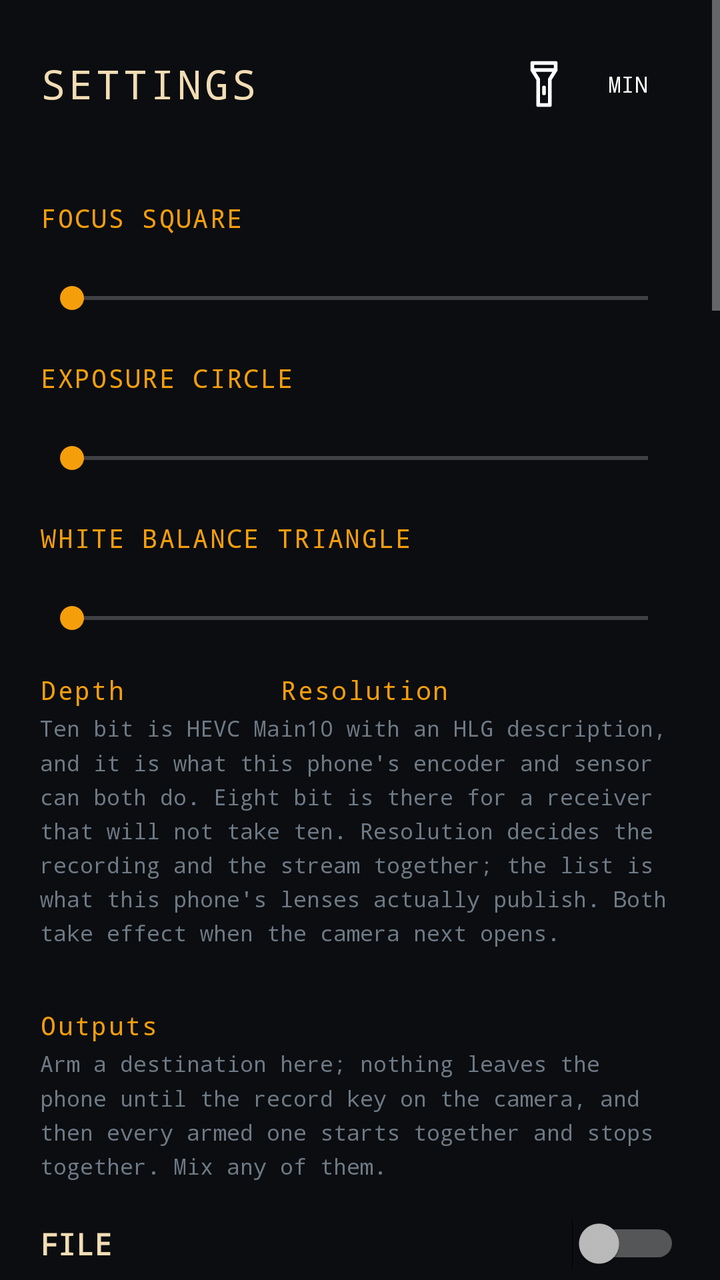
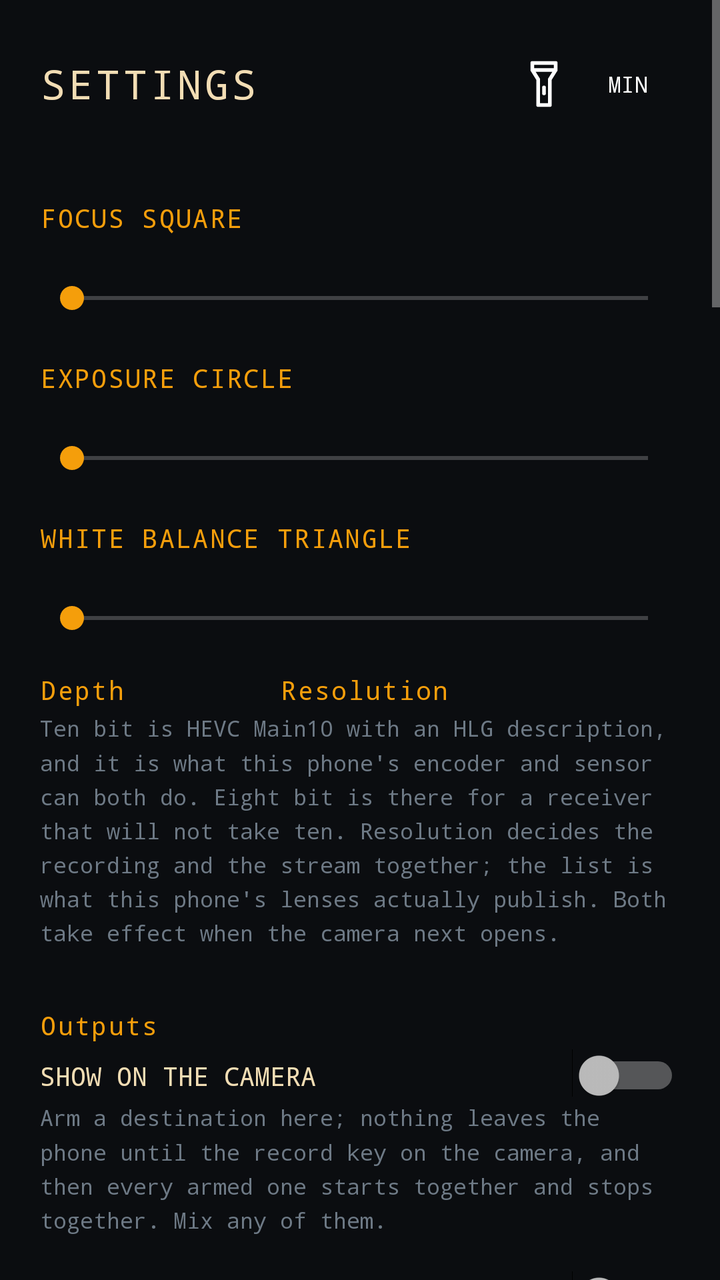

Screens rendered from an Android XML layout before and after an edit, with the pre-edit source and the edit as a unified diff.
<!-- AndroidManifest.xml: application theme Theme.MantraNdi -->
<!-- res/layout/activity_settings.xml -->
<?xml version="1.0" encoding="utf-8"?>
<ScrollView xmlns:android="http://schemas.android.com/apk/res/android"
    android:layout_width="match_parent"
    android:layout_height="match_parent"
    android:background="@color/ink"
    android:fitsSystemWindows="true"
    android:clipToPadding="false"
    android:fillViewport="true">

    <LinearLayout
        android:layout_width="match_parent"
        android:layout_height="wrap_content"
        android:orientation="vertical"
        android:padding="20dp">

        
        <LinearLayout
            android:layout_width="match_parent"
            android:layout_height="wrap_content"
            android:orientation="horizontal"
            android:gravity="center_vertical"
            android:paddingBottom="14dp">

            <TextView
                android:layout_width="0dp"
                android:layout_height="wrap_content"
                android:layout_weight="1"
                android:text="@string/settings"
                android:textColor="@color/sand"
                android:textSize="20sp"
                android:fontFamily="monospace"
                android:letterSpacing="0.08" />

            
            <ImageButton
                android:id="@+id/torch"
                android:layout_width="44dp"
                android:layout_height="44dp"
                android:background="@android:color/transparent"
                android:contentDescription="light"
                android:src="@drawable/ic_torch" />

            <Button
                android:id="@+id/minimal"
                style="?android:attr/borderlessButtonStyle"
                android:layout_width="wrap_content"
                android:layout_height="wrap_content"
                android:minWidth="0dp"
                android:minHeight="0dp"
                android:paddingStart="10dp"
                android:paddingEnd="10dp"
                android:paddingTop="6dp"
                android:paddingBottom="6dp"
                android:text="@string/minimal"
                android:textAllCaps="false"
                android:textSize="11sp"
                android:fontFamily="monospace" />

            <TextView
                android:id="@+id/headerVersion"
                android:layout_width="wrap_content"
                android:layout_height="wrap_content"
                android:paddingStart="6dp"
                android:fontFamily="monospace"
                android:textSize="13sp"
                android:textColor="@color/amber" />
        </LinearLayout>

        
        
        <TextView style="@style/MantraLabel" android:text="FOCUS SQUARE" />
        <TextView android:id="@+id/squareSizeValue" style="@style/MantraValue" />
        <SeekBar android:id="@+id/squareSize" android:layout_width="match_parent" android:layout_height="wrap_content" android:max="100" />
        <TextView style="@style/MantraLabel" android:text="EXPOSURE CIRCLE" />
        <TextView android:id="@+id/circleSizeValue" style="@style/MantraValue" />
        <SeekBar android:id="@+id/circleSize" android:layout_width="match_parent" android:layout_height="wrap_content" android:max="100" />
        <TextView style="@style/MantraLabel" android:text="WHITE BALANCE TRIANGLE" />
        <TextView android:id="@+id/triangleSizeValue" style="@style/MantraValue" />
        <SeekBar android:id="@+id/triangleSize" android:layout_width="match_parent" android:layout_height="wrap_content" android:max="100" />

        <LinearLayout
            android:layout_width="match_parent"
            android:layout_height="wrap_content"
            android:orientation="horizontal"
            android:baselineAligned="false"
            android:paddingTop="18dp">

            <LinearLayout
                android:layout_width="0dp"
                android:layout_height="wrap_content"
                android:layout_weight="3"
                android:orientation="vertical">
                <TextView style="@style/MantraLabel"
                    android:paddingTop="0dp"
                    android:text="@string/depth" />
                <RadioGroup
                    android:id="@+id/depth"
                    android:layout_width="wrap_content"
                    android:layout_height="wrap_content"
                    android:orientation="horizontal" />
            </LinearLayout>

            <LinearLayout
                android:layout_width="0dp"
                android:layout_height="wrap_content"
                android:layout_weight="5"
                android:orientation="vertical">
                <TextView style="@style/MantraLabel"
                    android:paddingTop="0dp"
                    android:text="@string/resolution" />
                <RadioGroup
                    android:id="@+id/resolution"
                    android:layout_width="wrap_content"
                    android:layout_height="wrap_content"
                    android:orientation="horizontal" />
            </LinearLayout>
        </LinearLayout>

        <TextView android:tag="hint" style="@style/MantraHint"
            android:text="@string/depth_hint" />

        <TextView style="@style/MantraLabel" android:text="@string/outputs" />
        <TextView android:tag="hint" style="@style/MantraHint" android:text="@string/outputs_hint" />
        <LinearLayout
            android:layout_width="match_parent"
            android:layout_height="wrap_content"
            android:orientation="horizontal"
            android:gravity="center_vertical"
            android:paddingTop="10dp">
            <TextView
                android:layout_width="0dp"
                android:layout_height="wrap_content"
                android:layout_weight="1"
                android:fontFamily="monospace"
                android:textSize="15sp"
                android:textStyle="bold"
                android:textColor="@color/sand"
                android:text="FILE" />
            <Switch
                android:id="@+id/armFile"
                android:layout_width="wrap_content"
                android:layout_height="wrap_content" />
        </LinearLayout>
        <LinearLayout
            android:id="@+id/panelFile"
            android:layout_width="match_parent"
            android:layout_height="wrap_content"
            android:orientation="vertical"
            android:paddingStart="12dp"
            android:visibility="gone">
            <TextView style="@style/MantraLabel" android:text="@string/record_to" />
            <TextView android:tag="hint" style="@style/MantraHint" android:text="@string/record_to_hint" />
            <TextView android:id="@+id/recordFolder" style="@style/MantraValue" />
            <LinearLayout
                android:layout_width="match_parent"
                android:layout_height="wrap_content"
                android:orientation="horizontal">
                <Button
                    android:id="@+id/chooseFolder"
                    style="@style/MantraKey"
                    android:layout_width="0dp"
                    android:layout_weight="1"
                    android:text="@string/choose_folder" />
                <Button
                    android:id="@+id/defaultFolder"
                    style="@style/MantraKey"
                    android:layout_width="0dp"
                    android:layout_weight="1"
                    android:text="@string/default_folder" />
            </LinearLayout>
        </LinearLayout>
        <LinearLayout
            android:layout_width="match_parent"
            android:layout_height="wrap_content"
            android:orientation="horizontal"
            android:gravity="center_vertical"
            android:paddingTop="10dp">
            <TextView
                android:layout_width="0dp"
                android:layout_height="wrap_content"
                android:layout_weight="1"
                android:fontFamily="monospace"
                android:textSize="15sp"
                android:textStyle="bold"
                android:textColor="@color/sand"
                android:text="USB" />
            <Switch
                android:id="@+id/armUsb"
                android:layout_width="wrap_content"
                android:layout_height="wrap_content" />
        </LinearLayout>
        <LinearLayout
            android:id="@+id/panelUsb"
            android:layout_width="match_parent"
            android:layout_height="wrap_content"
            android:orientation="vertical"
            android:paddingStart="12dp"
            android:visibility="gone">
            <TextView style="@style/MantraHint" android:text="@string/usb_obs_soon" />
            
            <TextView style="@style/MantraLabel" android:text="@string/usb" />
            <TextView android:tag="hint" style="@style/MantraHint" android:text="@string/usb_hint" />
            <TextView
                android:id="@+id/usbState"
                style="@style/MantraValue"
                android:lineSpacingMultiplier="1.35"
                android:paddingBottom="8dp" />
            <Button
                android:id="@+id/usbSettings"
                style="@style/MantraKey"
                android:layout_width="match_parent"
                android:text="@string/usb_open" />
            <TextView android:tag="hint" style="@style/MantraHint" android:text="@string/usb_webcam" />
        </LinearLayout>
        <LinearLayout
            android:layout_width="match_parent"
            android:layout_height="wrap_content"
            android:orientation="horizontal"
            android:gravity="center_vertical"
            android:paddingTop="10dp">
            <TextView
                android:layout_width="0dp"
                android:layout_height="wrap_content"
                android:layout_weight="1"
                android:fontFamily="monospace"
                android:textSize="15sp"
                android:textStyle="bold"
                android:textColor="@color/sand"
                android:text="NDI" />
            <Switch
                android:id="@+id/armNdi"
                android:layout_width="wrap_content"
                android:layout_height="wrap_content" />
        </LinearLayout>
        <LinearLayout
            android:id="@+id/panelNdi"
            android:layout_width="match_parent"
            android:layout_height="wrap_content"
            android:orientation="vertical"
            android:paddingStart="12dp"
            android:visibility="gone">
            <TextView style="@style/MantraLabel" android:text="@string/ndi_kind" />
            <RadioGroup
                android:id="@+id/ndiKind"
                android:layout_width="match_parent"
                android:layout_height="wrap_content"
                android:orientation="horizontal" />
            
            <TextView style="@style/MantraLabel" android:text="@string/source_name" />
            <TextView android:tag="hint" style="@style/MantraHint" android:text="@string/source_name_hint" />
            <EditText
                android:id="@+id/sourceName"
                android:layout_width="match_parent"
                android:layout_height="wrap_content"
                android:inputType="text"
                android:maxLines="1"
                android:textColor="@color/sand"
                android:textColorHint="@color/quiet"
                android:fontFamily="monospace"
                android:textSize="14sp"
                android:autofillHints="name"
                android:background="@color/surface"
                android:padding="10dp" />
        </LinearLayout>
        <LinearLayout
            android:layout_width="match_parent"
            android:layout_height="wrap_content"
            android:orientation="horizontal"
            android:gravity="center_vertical"
            android:paddingTop="10dp">
            <TextView
                android:layout_width="0dp"
                android:layout_height="wrap_content"
                android:layout_weight="1"
                android:fontFamily="monospace"
                android:textSize="15sp"
                android:textStyle="bold"
                android:textColor="@color/sand"
                android:text="YOUTUBE" />
            <Switch
                android:id="@+id/armYoutube"
                android:layout_width="wrap_content"
                android:layout_height="wrap_content" />
        </LinearLayout>
        <LinearLayout
            android:id="@+id/panelYoutube"
            android:layout_width="match_parent"
            android:layout_height="wrap_content"
            android:orientation="vertical"
            android:paddingStart="12dp"
            android:visibility="gone">
            <TextView style="@style/MantraHint" android:text="@string/youtube_soon" />
        </LinearLayout>
        <View
            android:layout_width="match_parent"
            android:layout_height="1dp"
            android:layout_marginTop="16dp"
            android:background="@color/slate" />

        


        <TextView style="@style/MantraLabel" android:text="@string/luts" />
        <TextView android:tag="hint" style="@style/MantraHint" android:text="@string/luts_hint" />
        <LinearLayout
            android:id="@+id/lutList"
            android:layout_width="match_parent"
            android:layout_height="wrap_content"
            android:orientation="vertical" />
        <Button
            android:id="@+id/addLut"
            style="@style/MantraKey"
            android:layout_width="match_parent"
            android:text="@string/add_lut" />

        

        <TextView style="@style/MantraLabel" android:text="@string/zebra" />
        <TextView android:id="@+id/zebraValue" style="@style/MantraValue" />
        <SeekBar
            android:id="@+id/zebra"
            android:layout_width="match_parent"
            android:layout_height="wrap_content"
            android:max="50" />

        
        <TextView style="@style/MantraLabel" android:text="@string/bitrate" />
        <TextView android:tag="hint" style="@style/MantraHint" android:text="@string/bitrate_hint" />
        <TextView
            android:id="@+id/bitRateValue"
            style="@style/MantraValue" />
        <SeekBar
            android:id="@+id/bitRate"
            android:layout_width="match_parent"
            android:layout_height="wrap_content"
            android:max="98" />

        
        <TextView style="@style/MantraLabel" android:text="@string/picture_path" />
        <TextView android:tag="hint" style="@style/MantraHint" android:text="@string/picture_path_hint" />
        <RadioGroup
            android:id="@+id/picturePath"
            android:layout_width="match_parent"
            android:layout_height="wrap_content"
            android:orientation="horizontal" />
        <TextView style="@style/MantraLabel" android:text="@string/stream_bitrate" />
        <TextView
            android:id="@+id/streamBitRateValue"
            style="@style/MantraValue" />
        <SeekBar
            android:id="@+id/streamBitRate"
            android:layout_width="match_parent"
            android:layout_height="wrap_content"
            android:max="48" />

        


        
        <TextView style="@style/MantraLabel" android:text="@string/frame_rate" />
        <TextView android:tag="hint" style="@style/MantraHint"
            android:text="@string/frame_rate_hint" />
        <RadioGroup
            android:id="@+id/frameRate"
            android:layout_width="wrap_content"
            android:layout_height="wrap_content"
            android:orientation="horizontal" />





        


        
        <TextView style="@style/MantraLabel" android:text="@string/focus" />
        <TextView android:tag="hint" style="@style/MantraHint" android:text="@string/focus_hint" />
        <TextView android:id="@+id/holdValue" style="@style/MantraValue" />
        <SeekBar
            android:id="@+id/hold"
            android:layout_width="match_parent"
            android:layout_height="wrap_content"
            android:max="100" />
        <TextView android:id="@+id/rackValue" style="@style/MantraValue" />
        <SeekBar
            android:id="@+id/rack"
            android:layout_width="match_parent"
            android:layout_height="wrap_content"
            android:max="100" />

        
        <TextView style="@style/MantraLabel" android:text="@string/tracking" />
        <TextView android:tag="hint" style="@style/MantraHint" android:text="@string/tracking_hint" />
        <TextView android:id="@+id/trackSearchValue" style="@style/MantraValue" />
        <SeekBar
            android:id="@+id/trackSearch"
            android:layout_width="match_parent"
            android:layout_height="wrap_content"
            android:max="25" />
        <TextView android:id="@+id/trackEveryValue" style="@style/MantraValue" />
        <SeekBar
            android:id="@+id/trackEvery"
            android:layout_width="match_parent"
            android:layout_height="wrap_content"
            android:max="9" />
        <TextView android:id="@+id/trackConfidenceValue" style="@style/MantraValue" />
        <SeekBar
            android:id="@+id/trackConfidence"
            android:layout_width="match_parent"
            android:layout_height="wrap_content"
            android:max="75" />
        <TextView android:id="@+id/trackToleranceValue" style="@style/MantraValue" />
        <SeekBar
            android:id="@+id/trackTolerance"
            android:layout_width="match_parent"
            android:layout_height="wrap_content"
            android:max="24" />
        <TextView android:id="@+id/trackFollowValue" style="@style/MantraValue" />
        <SeekBar
            android:id="@+id/trackFollow"
            android:layout_width="match_parent"
            android:layout_height="wrap_content"
            android:max="90" />

        
        <TextView style="@style/MantraLabel" android:text="@string/peaking" />
        <TextView android:tag="hint" style="@style/MantraHint" android:text="@string/peaking_hint" />
        <TextView android:id="@+id/peakValue" style="@style/MantraValue" />
        <SeekBar
            android:id="@+id/peak"
            android:layout_width="match_parent"
            android:layout_height="wrap_content"
            android:max="100" />
        <RadioGroup
            android:id="@+id/peakColour"
            android:layout_width="match_parent"
            android:layout_height="wrap_content"
            android:orientation="horizontal"
            android:paddingTop="6dp" />



        
        <TextView style="@style/MantraLabel" android:text="@string/trace" />
        <TextView android:tag="hint" style="@style/MantraHint" android:text="@string/trace_hint" />
        <Button
            android:id="@+id/exportTrace"
            style="@style/MantraKey"
            android:layout_width="match_parent"
            android:text="@string/export_trace" />

        
        <View
            android:layout_width="match_parent"
            android:layout_height="1dp"
            android:layout_marginTop="24dp"
            android:layout_marginBottom="14dp"
            android:background="@color/slate" />

        <TextView
            android:id="@+id/about"
            android:layout_width="match_parent"
            android:layout_height="wrap_content"
            android:fontFamily="monospace"
            android:textSize="11sp"
            android:lineSpacingMultiplier="1.35"
            android:textColor="@color/quiet"
            android:text="@string/ndi_mark" />

        <TextView
            android:id="@+id/version"
            android:layout_width="match_parent"
            android:layout_height="wrap_content"
            android:fontFamily="monospace"
            android:textSize="11sp"
            android:paddingTop="8dp"
            android:paddingBottom="20dp"
            android:textColor="@color/quiet" />
    </LinearLayout>
</ScrollView>
<!-- resources referenced by this layout -->
<resources>
  <color name="amber">#F59E0B</color>
  <color name="ink">#0B0D10</color>
  <color name="quiet">#6E7A86</color>
  <color name="sand">#F2DDB4</color>
  <color name="slate">#23303D</color>
  <color name="surface">#141A21</color>
  <string name="add_lut">ADD LUT (.cube)</string>
  <string name="bitrate">Bit rate — the take</string>
  <string name="bitrate_hint">One HEVC encoder makes both the file and the NDI HX stream, so this is the quality of both. 24 Mbit/s suits 1080p, 50 to 100 suits 4K. Over Wi-Fi keep HX modest; over the USB cable it can go high.</string>
  <string name="choose_folder">CHOOSE FOLDER</string>
  <string name="default_folder">PHONE (DEFAULT)</string>
  <string name="depth">Depth</string>
  <string name="export_trace">Export the trace to Downloads</string>
  <string name="focus">Focus</string>
  <string name="focus_hint">How long the director holds before it will consider moving, and how long the move itself takes. Zero rack is a snap, for anybody who wants the phone to behave like a phone.</string>
  <string name="frame_rate">Frame rate</string>
  <string name="luts">LUTs</string>
  <string name="luts_hint">The LUT key on the right rail switches through these, then off. Monitor only: the recording keeps its full range.</string>
  <string name="minimal">MIN</string>
  <string name="ndi_kind">Kind of NDI</string>
  <string name="ndi_mark">Powered by NDI®  ·  ndi.video  ·  a registered trademark of Vizrt NDI AB</string>
  <string name="outputs">Outputs</string>
  <string name="outputs_hint">Arm a destination here; nothing leaves the phone until the record key on the camera, and then every armed one starts together and stops together. Mix any of them.</string>
  <string name="peaking">Peaking</string>
  <string name="peaking_hint">How faint an edge still counts, and what colour to mark it. Monitor only; none of it reaches the stream.</string>
  <string name="picture_path">Picture path</string>
  <string name="picture_path_hint">GPU STAGE: the camera writes once and the GPU copies each frame to the monitor, the take\'s encoder and the stream\'s, so the take has its own bit rate. DIRECT: the path of every version before v97, one encoder for both. Takes effect when the camera reopens.</string>
  <string name="record_to">Record to</string>
  <string name="record_to_hint">Where takes and SNAP stills go. Any folder the phone can see, including a USB drive or SSD on the cable. The storage key on the right rail shows what is free there and how long can still be recorded at the current bit rate.</string>
  <string name="resolution">Resolution</string>
  <string name="settings">SETTINGS</string>
  <string name="source_name">Source name</string>
  <string name="source_name_hint">What a receiver sees in its list. A room with three of these in it is the normal case, and \"Pixel 7\" three times is no use to anybody.</string>
  <string name="stream_bitrate">Bit rate — the stream (GPU stage)</string>
  <string name="trace">The trace</string>
  <string name="trace_hint">Every step, every control change and every refusal, written as it happens. This is the only instrument that reaches a phone with no cable attached.</string>
  <string name="tracking">Tracking focus</string>
  <string name="usb">Streaming down the cable</string>
  <string name="usb_hint">Turn USB tethering on and the phone becomes a network interface on the computer — a private link at USB speed, with none of a hall\'s Wi-Fi in the way. Full NDI at 1080p is about 125 Mbit/s, which a cable carries without noticing and a shared access point does not.</string>
  <string name="usb_obs_soon">OBS over the USB cable arrives in v92. Until then NDI can already travel down the cable: USB tethering, below.</string>
  <string name="usb_open">Open the phone\'s tethering settings</string>
  <string name="youtube_soon">Streaming to YouTube arrives in v93: the stream key, or Google sign-in from the app.</string>
  <string name="zebra">Zebra level</string>
  <!-- unchanged entries left out for length: 10 -->
</resources>

<!-- the commit's change to res/layout/activity_settings.xml (unified diff, before → after) -->
@@ -120,6 +120,16 @@
             android:text="@string/depth_hint" />
 
         <TextView style="@style/MantraLabel" android:text="@string/outputs" />
+        
+        <Switch
+            android:id="@+id/showOutputs"
+            android:layout_width="match_parent"
+            android:layout_height="wrap_content"
+            android:paddingTop="6dp"
+            android:fontFamily="monospace"
+            android:textSize="13sp"
+            android:textColor="@color/sand"
+            android:text="SHOW ON THE CAMERA" />
         <TextView android:tag="hint" style="@style/MantraHint" android:text="@string/outputs_hint" />
         <LinearLayout
             android:layout_width="match_parent"
